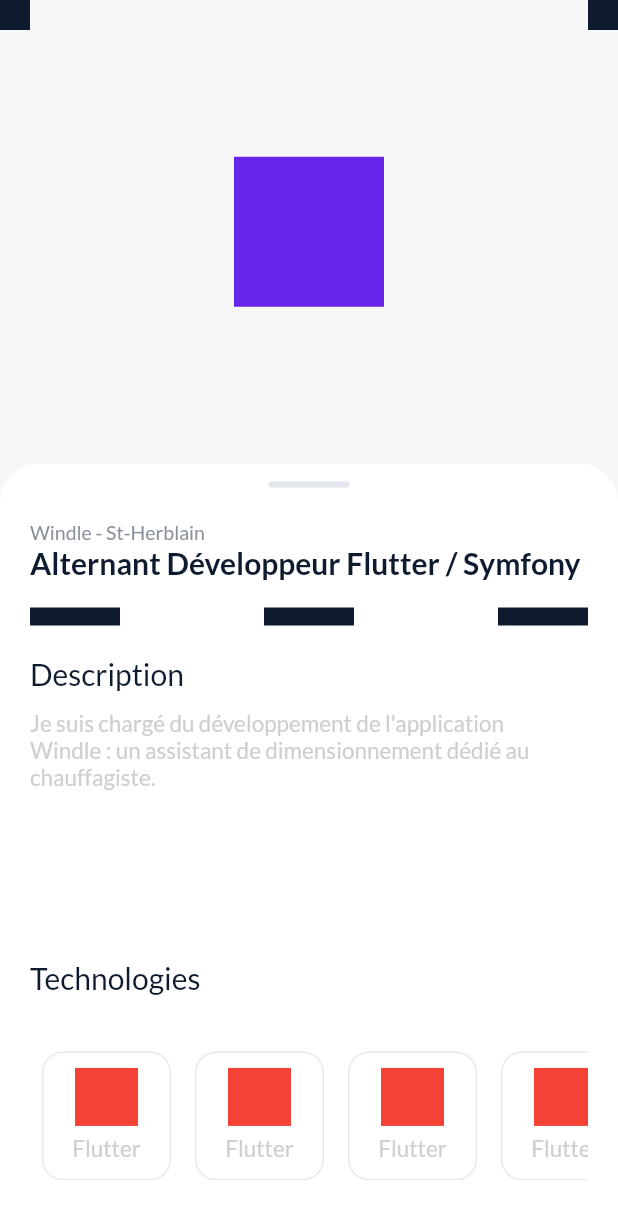
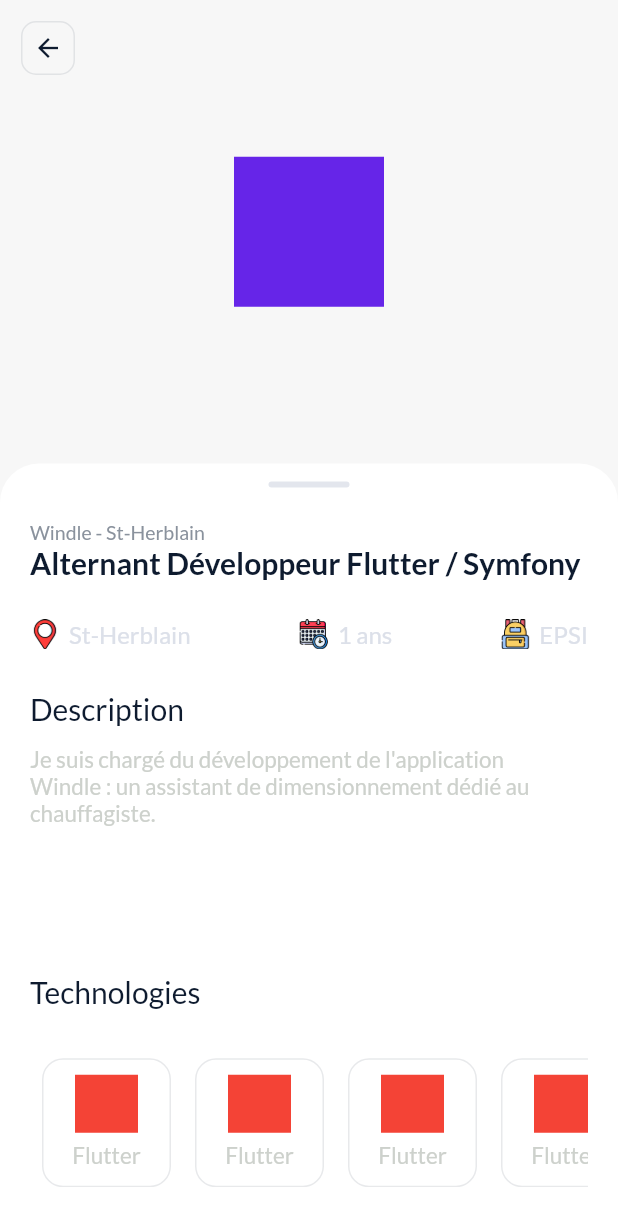
Before and after one commit to BaptisteLecat/portfolio_app, a Flutter app: the PracticeView screen opened directly, on a phone screen of 412 x 824 dp. Shown: the top 1226 px of the screen. Run offline on Flutter 3.47's test engine with Material 2 defaults, Android fonts, the phone set to English and light mode, and no system bars; our stand-ins replace bloc, equatable, flutter_bloc, liquid_swipe.

Commit message:
Adding icons for practice page.

```diff
--- a/lib/presentation/feature/practice/view/practice_view.dart
+++ b/lib/presentation/feature/practice/view/practice_view.dart
@@ -17,25 +17,35 @@ class PracticeView extends StatelessWidget {
                 children: [
                   Expanded(
                       flex: 3,
+                      child: Padding(
+                        padding: const EdgeInsets.all(14.0),
                         child: Stack(
                           children: [
                             Positioned(
                                 left: 0,
+                                child: GestureDetector(
+                                  onTap: (() {
+                                    Navigator.pop(context);
+                                  }),
                                   child: Container(
-                                  color: secondaryColor,
-                                  height: 20,
-                                  width: 20)),
-                          Positioned(
-                              right: 0,
-                              child: Container(
-                                  color: secondaryColor,
-                                  height: 20,
-                                  width: 20)),
+                                      decoration: BoxDecoration(
+                                        border: Border.all(
+                                            color: secondaryColorBrighter
+                                                .withOpacity(0.2),
+                                            width: 1),
+                                        borderRadius: BorderRadius.circular(10),
+                                      ),
+                                      child: Icon(Icons.arrow_back,
+                                          color: secondaryColor),
+                                      height: 36,
+                                      width: 36),
+                                )),
                             Center(
                               child: Container(
                                   color: primaryColor, height: 100, width: 100),
                             )
                           ],
+                        ),
                       )),
                   Expanded(
                       flex: 5,
@@ -97,7 +107,7 @@ class PracticeView extends StatelessWidget {
                                             ),
                                           ),
                                         ),
-                                        SizedBox(
+                                        Expanded(
                                           child: Padding(
                                             padding: const EdgeInsets.symmetric(
                                                 vertical: 8.0),
@@ -107,17 +117,74 @@ class PracticeView extends StatelessWidget {
                                                         .spaceBetween,
                                                 children: [
                                                   Container(
-                                                      color: secondaryColor,
-                                                      height: 12,
-                                                      width: 60),
+                                                    child: Flex(
+                                                      direction:
+                                                          Axis.horizontal,
+                                                      children: [
+                                                        const SizedBox(
+                                                          height: 20,
+                                                          child: Image(
+                                                              image: AssetImage(
+                                                                  "assets/icons/location.png")),
+                                                        ),
+                                                        const SizedBox(
+                                                            width: 6),
+                                                        Text(
+                                                          "St-Herblain",
+                                                          style:
+                                                              Theme.of(context)
+                                                                  .textTheme
+                                                                  .headline6,
+                                                        )
+                                                      ],
+                                                    ),
+                                                  ),
                                                   Container(
-                                                      color: secondaryColor,
-                                                      height: 12,
-                                                      width: 60),
+                                                    child: Flex(
+                                                      direction:
+                                                          Axis.horizontal,
+                                                      children: [
+                                                        const SizedBox(
+                                                          height: 20,
+                                                          child: Image(
+                                                              image: AssetImage(
+                                                                  "assets/icons/schedule.png")),
+                                                        ),
+                                                        const SizedBox(
+                                                            width: 6),
+                                                        Text(
+                                                          "1 ans",
+                                                          style:
+                                                              Theme.of(context)
+                                                                  .textTheme
+                                                                  .headline6,
+                                                        )
+                                                      ],
+                                                    ),
+                                                  ),
                                                   Container(
-                                                      color: secondaryColor,
-                                                      height: 12,
-                                                      width: 60),
+                                                    child: Flex(
+                                                      direction:
+                                                          Axis.horizontal,
+                                                      children: [
+                                                        const SizedBox(
+                                                          height: 20,
+                                                          child: Image(
+                                                              image: AssetImage(
+                                                                  "assets/icons/school-bag.png")),
+                                                        ),
+                                                        const SizedBox(
+                                                            width: 6),
+                                                        Text(
+                                                          "EPSI",
+                                                          style:
+                                                              Theme.of(context)
+                                                                  .textTheme
+                                                                  .headline6,
+                                                        )
+                                                      ],
+                                                    ),
+                                                  ),
                                                 ]),
                                           ),
                                         ),
--- a/pubspec.yaml
+++ b/pubspec.yaml
@@ -64,6 +64,7 @@ flutter:
   # To add assets to your application, add an assets section, like this:
   assets:
     - assets/images/
+    - assets/icons/
   #   - images/a_dot_ham.jpeg
 
   # An image asset can refer to one or more resolution-specific "variants", see
```
Also changed, not shown: assets/icons/location.png (added), assets/icons/schedule.png (added), assets/icons/school-bag.png (added). Lines whose indentation alone changed are shown as unchanged.
